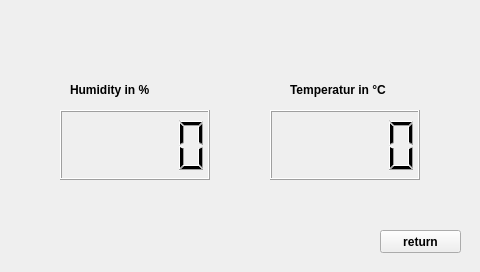
First picture: the form in showdata.ui, repository 3semesterprojekt/DevKitsoftware, before the edit.
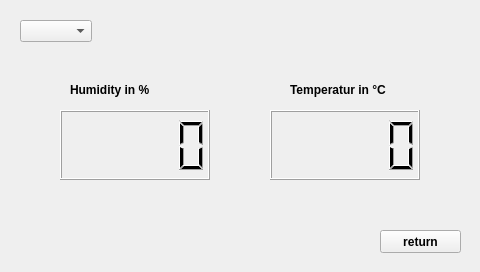
Second picture: the form after the edit.

What changed in the file:
```diff
--- a/showdata.ui
+++ b/showdata.ui
@@ -99,6 +99,22 @@
     <string>Temperatur in °C</string>
    </property>
   </widget>
+  <widget class="QComboBox" name="deviceComboBox">
+   <property name="geometry">
+    <rect>
+     <x>20</x>
+     <y>20</y>
+     <width>131</width>
+     <height>21</height>
+    </rect>
+   </property>
+   <property name="focusPolicy">
+    <enum>Qt::NoFocus</enum>
+   </property>
+   <property name="sizeAdjustPolicy">
+    <enum>QComboBox::AdjustToContents</enum>
+   </property>
+  </widget>
  </widget>
  <resources/>
  <connections/>
```
